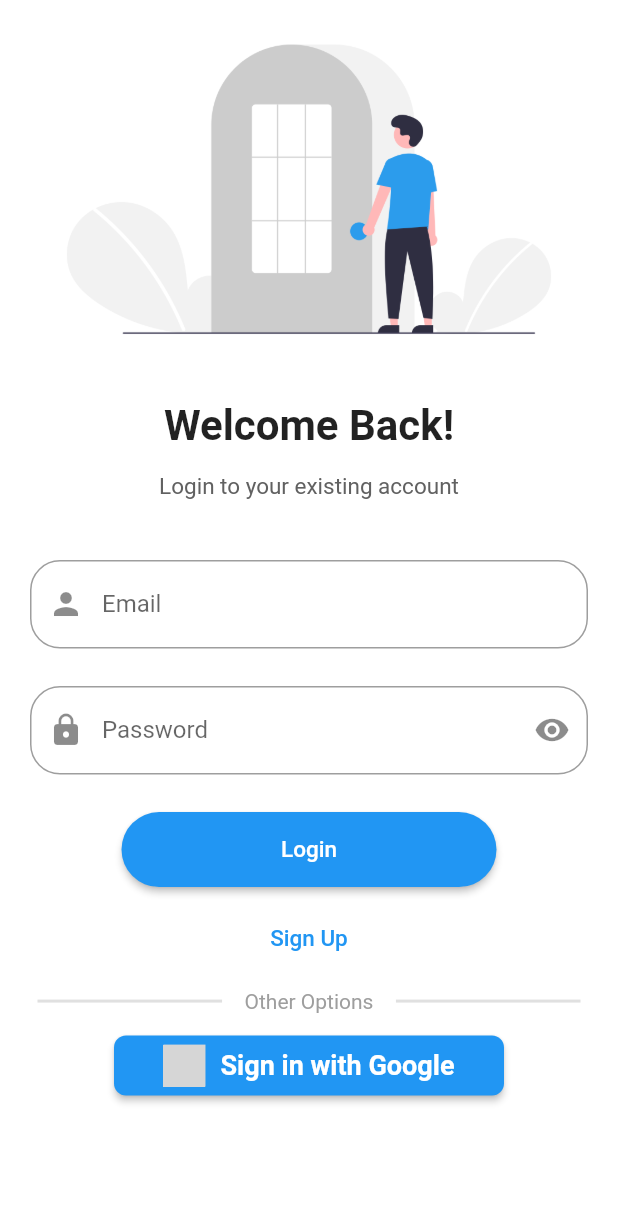
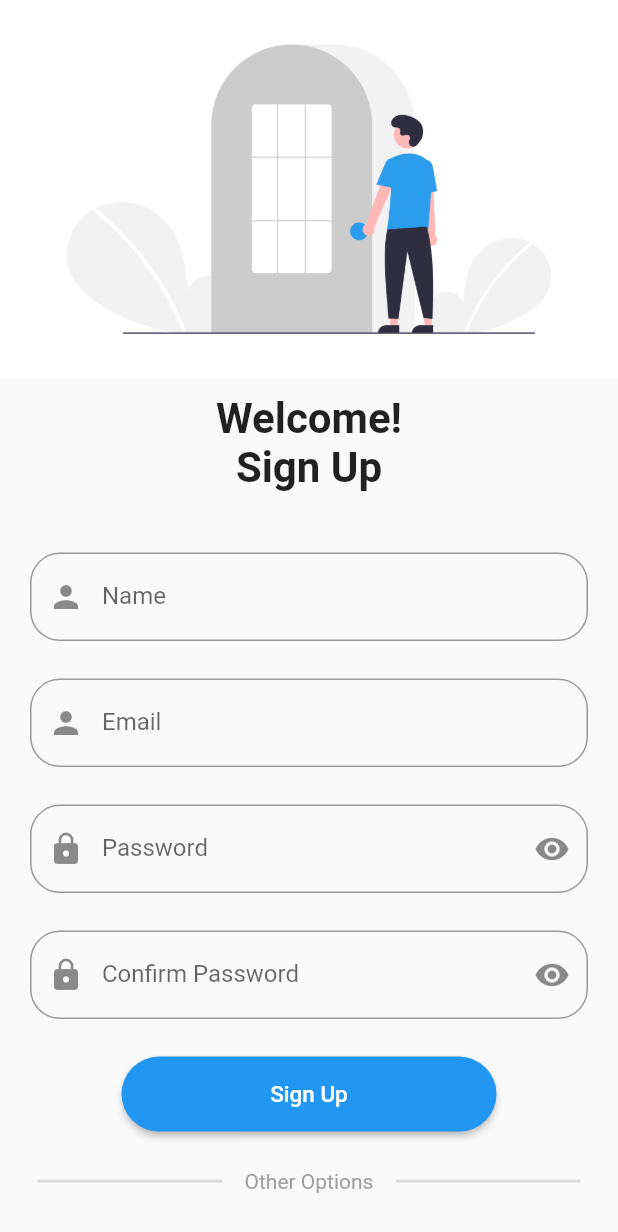
Before and after one commit to GDGCVITBHOPAL/Flutter-Forward-Session, a Flutter app: the screen it shows after launch, after a tap on "Sign Up", on a phone screen of 412 x 824 dp. Shown: the top 1232 px of the screen. Run offline on Flutter 3.47's test engine with Material 2 defaults, Android fonts, the phone set to English and light mode, and no system bars; our stand-ins replace auth_buttons; grey boxes are pictures that could not be loaded.

Commit message:
refactoring: moved login into views created: utils - appRoutes and appDimensions, SignUpScreen

```diff
--- a/lib/main.dart
+++ b/lib/main.dart
@@ -1,6 +1,6 @@
 import 'package:flutter/material.dart';
 import 'package:flutter/services.dart';
-import 'package:flutter_forward_session/login_screen.dart';
+import 'package:flutter_forward_session/utils/app_routes.dart';
 
 void main() {
   WidgetsFlutterBinding.ensureInitialized();
@@ -19,7 +19,9 @@ class MyApp extends StatelessWidget {
     return const MaterialApp(
       themeMode: ThemeMode.dark,
       title: 'FFS',
-      home: LoginScreen(),
+      debugShowCheckedModeBanner: false,
+      onGenerateRoute: AppRoutes.onGenerateRoute,
+      initialRoute: '/login',
     );
   }
 }
--- /dev/null
+++ b/lib/utils/app_dimensions.dart
@@ -0,0 +1,13 @@
+import 'package:flutter/material.dart';
+
+verticalSpace(height) {
+  return SizedBox(
+    height: height,
+  );
+}
+
+horizontalSpace(width) {
+  return SizedBox(
+    width: width,
+  );
+}
--- /dev/null
+++ b/lib/utils/app_routes.dart
@@ -0,0 +1,16 @@
+import 'package:flutter/material.dart';
+import 'package:flutter_forward_session/views/login_screen.dart';
+import 'package:flutter_forward_session/views/signup_screen.dart';
+
+class AppRoutes {
+  static Route? onGenerateRoute(RouteSettings settings) {
+    switch (settings.name) {
+      case "/login":
+        return MaterialPageRoute(builder: (context) => const LoginScreen());
+
+      case "/signup":
+        return MaterialPageRoute(builder: (context) => SignupScreen());
+    }
+    return null;
+  }
+}
--- a/lib/login_screen.dart
+++ b/lib/views/login_screen.dart
@@ -151,7 +151,7 @@ class _LoginScreenState extends State<LoginScreen> {
               ),
               TextButton(
                 onPressed: () {
-                  print('Text Button working');
+                  Navigator.pushNamed(context, "/signup");
                 },
                 child: const Text(
                   'Sign Up',
--- /dev/null
+++ b/lib/views/signup_screen.dart
@@ -0,0 +1,236 @@
+import 'package:flutter/material.dart';
+import 'package:flutter_forward_session/utils/app_dimensions.dart';
+
+class SignupScreen extends StatefulWidget {
+  SignupScreen({super.key});
+
+  @override
+  State<SignupScreen> createState() => _SignupScreenState();
+}
+
+class _SignupScreenState extends State<SignupScreen> {
+  final _emailController = TextEditingController();
+
+  final _passwordController = TextEditingController();
+
+  final _nameController = TextEditingController();
+
+  bool _hidePass = true;
+
+  final _formKey = GlobalKey<FormState>();
+
+  @override
+  Widget build(BuildContext context) {
+    return Scaffold(
+      body: SafeArea(
+          child: SingleChildScrollView(
+        physics: BouncingScrollPhysics(),
+        child: Column(
+          children: [
+            Image.asset('assets/signin.png'),
+            verticalSpace(10.0),
+            const Text(
+              "Welcome!\nSign Up",
+              textAlign: TextAlign.center,
+              style: TextStyle(
+                fontSize: 28,
+                fontWeight: FontWeight.bold,
+              ),
+            ),
+            verticalSpace(15.0),
+            Form(
+              key: _formKey,
+              child: Column(
+                children: [
+                  Padding(
+                    padding: const EdgeInsets.only(
+                      left: 20.0,
+                      right: 20.0,
+                      top: 25,
+                    ),
+                    child: TextFormField(
+                      controller: _nameController,
+                      keyboardType: TextInputType.emailAddress,
+                      decoration: InputDecoration(
+                        prefixIcon: const Icon(Icons.person),
+                        label: const Text('Name'),
+                        hintText: 'Type your Name',
+                        border: OutlineInputBorder(
+                          borderRadius: BorderRadius.circular(20),
+                        ),
+                      ),
+                    ),
+                  ),
+                  Padding(
+                    padding: const EdgeInsets.only(
+                      left: 20.0,
+                      right: 20.0,
+                      top: 25,
+                    ),
+                    child: TextFormField(
+                      controller: _emailController,
+                      validator: (value) {
+                        if (value!.isEmpty) {
+                          return 'Email cannot be empty';
+                        }
+                        if (!value.contains('@')) {
+                          return 'Invalid Email';
+                        }
+                        return null;
+                      },
+                      keyboardType: TextInputType.emailAddress,
+                      decoration: InputDecoration(
+                        prefixIcon: const Icon(Icons.person),
+                        label: const Text('Email'),
+                        hintText: 'abc@gmail.com',
+                        border: OutlineInputBorder(
+                          borderRadius: BorderRadius.circular(20),
+                        ),
+                      ),
+                    ),
+                  ),
+                  Padding(
+                    padding: const EdgeInsets.only(
+                      left: 20.0,
+                      right: 20.0,
+                      top: 25,
+                    ),
+                    child: TextFormField(
+                      obscureText: _hidePass,
+                      controller: _passwordController,
+                      validator: (value) {
+                        if (value!.isEmpty) {
+                          return 'Password cannot be empty';
+                        }
+                        if (value.length < 7) {
+                          return 'Password is too short';
+                        }
+                        return null;
+                      },
+                      decoration: InputDecoration(
+                        prefixIcon: const Icon(Icons.lock),
+                        suffixIcon: IconButton(
+                          icon: _hidePass
+                              ? const Icon(Icons.visibility)
+                              : const Icon(Icons.visibility_off),
+                          onPressed: () {
+                            setState(() {
+                              _hidePass = !_hidePass;
+                            });
+                          },
+                        ),
+                        label: const Text('Password'),
+                        hintText: '**********',
+                        border: OutlineInputBorder(
+                          borderRadius: BorderRadius.circular(20),
+                        ),
+                      ),
+                    ),
+                  ),
+                  Padding(
+                    padding: const EdgeInsets.only(
+                      left: 20.0,
+                      right: 20.0,
+                      top: 25,
+                    ),
+                    child: TextFormField(
+                      obscureText: _hidePass,
+                      validator: (value) {
+                        if (value!.isEmpty) {
+                          return 'Password cannot be empty';
+                        }
+                        if (value != _passwordController.text) {
+                          return 'Password does not match';
+                        }
+                        return null;
+                      },
+                      decoration: InputDecoration(
+                        prefixIcon: const Icon(Icons.lock),
+                        suffixIcon: IconButton(
+                          icon: _hidePass
+                              ? const Icon(Icons.visibility)
+                              : const Icon(Icons.visibility_off),
+                          onPressed: () {
+                            setState(() {
+                              _hidePass = !_hidePass;
+                            });
+                          },
+                        ),
+                        label: const Text('Confirm Password'),
+                        hintText: '**********',
+                        border: OutlineInputBorder(
+                          borderRadius: BorderRadius.circular(20),
+                        ),
+                      ),
+                    ),
+                  ),
+                ],
+              ),
+            ),
+            verticalSpace(25.0),
+            SizedBox(
+              width: 250,
+              height: 50,
+              child: ElevatedButton(
+                onPressed: () {
+                  if (_formKey.currentState!.validate()) {
+                    print(_emailController.text);
+                    print(_passwordController.text);
+                  }
+                },
+                style: ElevatedButton.styleFrom(
+                  shape: RoundedRectangleBorder(
+                    borderRadius: BorderRadius.circular(25),
+                  ),
+                ),
+                child: const Text(
+                  'Sign Up',
+                  style: TextStyle(
+                    fontSize: 15,
+                  ),
+                ),
+              ),
+            ),
+            verticalSpace(25.0),
+            Row(
+              children: const [
+                Expanded(
+                  child: Divider(
+                    indent: 25,
+                    endIndent: 15,
+                    thickness: 2,
+                  ),
+                ),
+                Text(
+                  'Other Options',
+                  style: TextStyle(color: Colors.grey),
+                ),
+                Expanded(
+                  child: Divider(
+                    indent: 15,
+                    endIndent: 25,
+                    thickness: 2,
+                  ),
+                ),
+              ],
+            ),
+            const SizedBox(
+              height: 10,
+            ),
+            TextButton(
+              onPressed: () {
+                Navigator.pushNamed(context, "/login");
+              },
+              child: const Text(
+                'Log In',
+                style: TextStyle(
+                  fontSize: 15,
+                ),
+              ),
+            )
+          ],
+        ),
+      )),
+    );
+  }
+}
```
Also changed, not shown: 6 other files.
